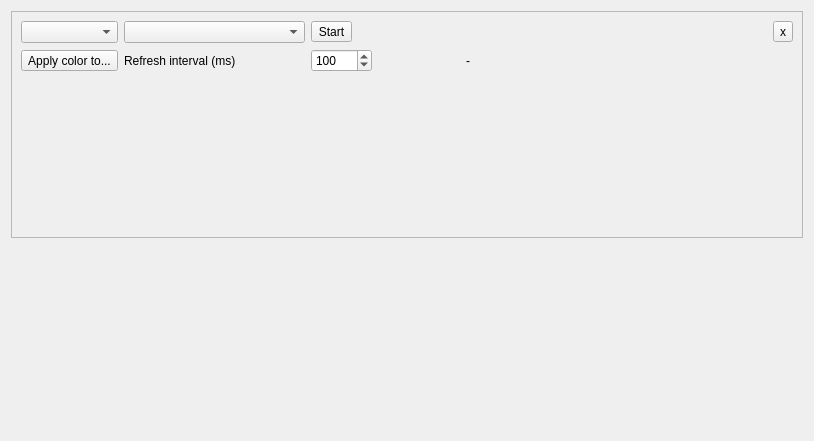
First picture: the form in MeasureEntry.ui, repository arthur469/HardwareSyncAI, before the edit.
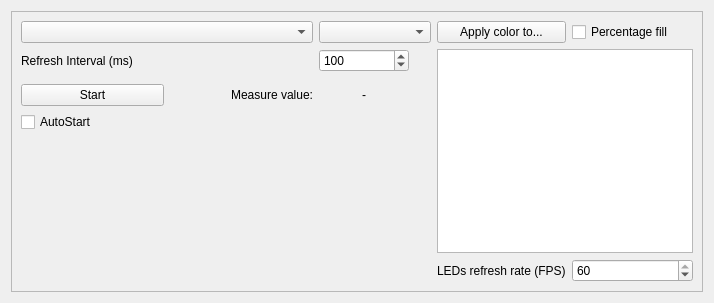
Second picture: the form after the edit. Custom widgets are drawn as their Qt base class.

The edit to the form file:
```diff
--- a/MeasureEntry.ui
+++ b/MeasureEntry.ui
@@ -6,15 +6,15 @@
    <rect>
     <x>0</x>
     <y>0</y>
-    <width>814</width>
-    <height>441</height>
+    <width>714</width>
+    <height>303</height>
    </rect>
   </property>
   <property name="windowTitle">
    <string>Form</string>
   </property>
   <layout class="QGridLayout" name="gridLayout">
-   <item row="6" column="0" colspan="4">
+   <item row="6" column="0" colspan="2">
     <widget class="QFrame" name="frame">
      <property name="frameShape">
       <enum>QFrame::StyledPanel</enum>
@@ -23,59 +23,72 @@
       <enum>QFrame::Raised</enum>
      </property>
      <layout class="QGridLayout" name="gridLayout_2">
-      <item row="0" column="0">
+      <item row="4" column="0">
+       <widget class="QCheckBox" name="auto_start">
+        <property name="text">
+         <string>AutoStart</string>
+        </property>
+       </widget>
+      </item>
+      <item row="0" column="0" colspan="2">
        <widget class="QComboBox" name="hardware"/>
       </item>
-      <item row="0" column="6">
-       <widget class="QToolButton" name="remove">
-        <property name="text">
-         <string>x</string>
-        </property>
-       </widget>
+      <item row="0" column="2" colspan="2">
+       <widget class="QComboBox" name="hardware_feature"/>
       </item>
-      <item row="1" column="4">
-       <widget class="QLabel" name="color_preview">
-        <property name="minimumSize">
-         <size>
-          <width>16</width>
-          <height>16</height>
-         </size>
-        </property>
-        <property name="maximumSize">
-         <size>
-          <width>16</width>
-          <height>16</height>
-         </size>
-        </property>
+      <item row="3" column="2">
+       <widget class="QLabel" name="measure">
         <property name="text">
-         <string/>
+         <string>-</string>
         </property>
+        <property name="alignment">
+         <set>Qt::AlignCenter</set>
+        </property>
        </widget>
       </item>
-      <item row="2" column="0" colspan="7">
+      <item row="2" column="0" colspan="4">
        <widget class="MeasureColor" name="measure_color" native="true">
         <property name="minimumSize">
          <size>
           <width>0</width>
-          <height>150</height>
+          <height>0</height>
          </size>
         </property>
        </widget>
       </item>
-      <item row="0" column="1">
-       <widget class="QComboBox" name="hardware_feature"/>
+      <item row="1" column="0" colspan="2">
+       <widget class="QLabel" name="label">
+        <property name="text">
+         <string>Refresh Interval (ms)</string>
+        </property>
+       </widget>
       </item>
-      <item row="1" column="0">
-       <widget class="QToolButton" name="devices">
+      <item row="3" column="1">
+       <widget class="QLabel" name="label_2">
         <property name="text">
-         <string>Apply color to...</string>
+         <string>Measure value:</string>
         </property>
+        <property name="alignment">
+         <set>Qt::AlignRight|Qt::AlignTrailing|Qt::AlignVCenter</set>
+        </property>
        </widget>
       </item>
-      <item row="1" column="1">
-       <widget class="QLabel" name="refresh_interval_label">
+      <item row="3" column="3">
+       <widget class="QLabel" name="color_preview">
+        <property name="minimumSize">
+         <size>
+          <width>16</width>
+          <height>16</height>
+         </size>
+        </property>
+        <property name="maximumSize">
+         <size>
+          <width>16</width>
+          <height>16</height>
+         </size>
+        </property>
         <property name="text">
-         <string>Refresh interval (ms)</string>
+         <string/>
         </property>
        </widget>
       </item>
@@ -98,52 +111,70 @@
         </property>
        </widget>
       </item>
-      <item row="0" column="2">
-       <widget class="QToolButton" name="start_stop">
-        <property name="text">
-         <string>Start</string>
-        </property>
-       </widget>
-      </item>
-      <item row="0" column="4" colspan="2">
-       <spacer name="horizontalSpacer">
+      <item row="5" column="0" colspan="3">
+       <spacer name="verticalSpacer">
         <property name="orientation">
-         <enum>Qt::Horizontal</enum>
+         <enum>Qt::Vertical</enum>
         </property>
         <property name="sizeHint" stdset="0">
          <size>
-          <width>40</width>
-          <height>20</height>
+          <width>20</width>
+          <height>40</height>
          </size>
         </property>
        </spacer>
       </item>
-      <item row="1" column="3">
-       <widget class="QLabel" name="measure">
+      <item row="0" column="4" rowspan="6">
+       <layout class="QGridLayout" name="gridLayout_3">
+        <item row="3" column="1">
+         <widget class="QSpinBox" name="fps">
+          <property name="minimum">
+           <number>1</number>
+          </property>
+          <property name="maximum">
+           <number>60</number>
+          </property>
+          <property name="value">
+           <number>60</number>
+          </property>
+         </widget>
+        </item>
+        <item row="3" column="0">
+         <widget class="QLabel" name="refresh_interval_label">
+          <property name="text">
+           <string>LEDs refresh rate (FPS)</string>
+          </property>
+         </widget>
+        </item>
+        <item row="0" column="1">
+         <widget class="QCheckBox" name="percentage_fill">
+          <property name="text">
+           <string>Percentage fill</string>
+          </property>
+         </widget>
+        </item>
+        <item row="0" column="0">
+         <widget class="QPushButton" name="devices">
+          <property name="text">
+           <string>Apply color to...</string>
+          </property>
+         </widget>
+        </item>
+        <item row="1" column="0" colspan="2">
+         <widget class="QListWidget" name="devices_list_view"/>
+        </item>
+       </layout>
+      </item>
+      <item row="3" column="0">
+       <widget class="QPushButton" name="start_stop">
         <property name="text">
-         <string>-</string>
-        </property>
-        <property name="alignment">
-         <set>Qt::AlignCenter</set>
+         <string>Start</string>
         </property>
        </widget>
       </item>
      </layout>
     </widget>
    </item>
-   <item row="7" column="0" colspan="3">
-    <spacer name="verticalSpacer">
-     <property name="orientation">
-      <enum>Qt::Vertical</enum>
-     </property>
-     <property name="sizeHint" stdset="0">
-      <size>
-       <width>20</width>
-       <height>40</height>
-      </size>
-     </property>
-    </spacer>
-   </item>
   </layout>
  </widget>
  <customwidgets>
```
